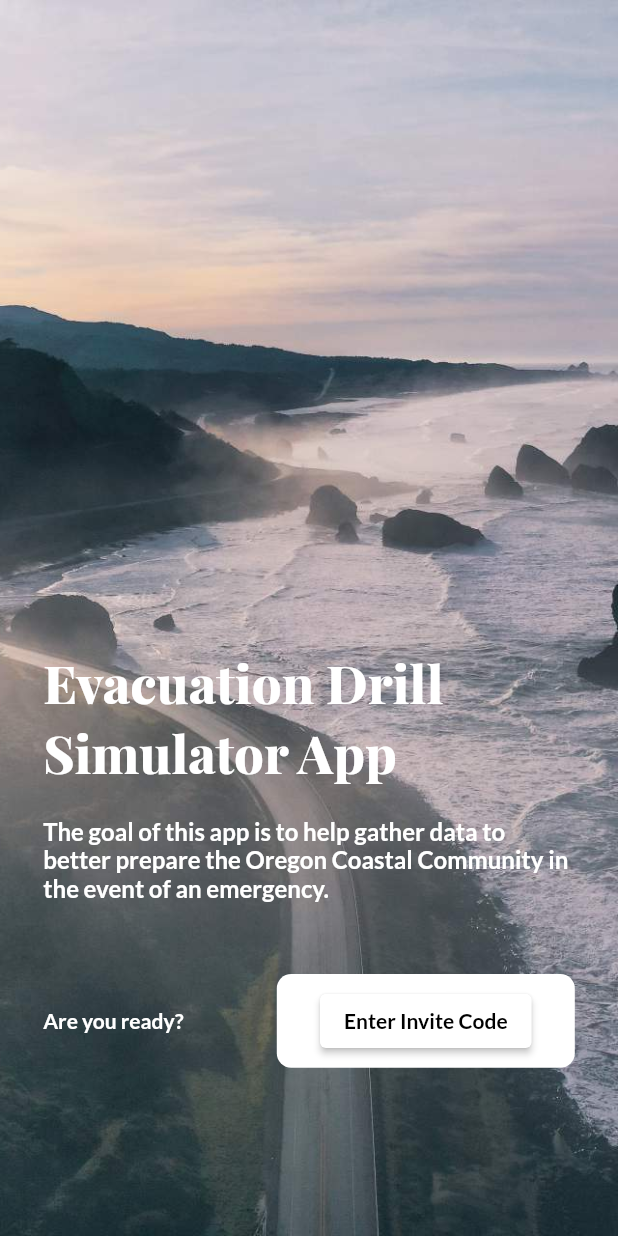
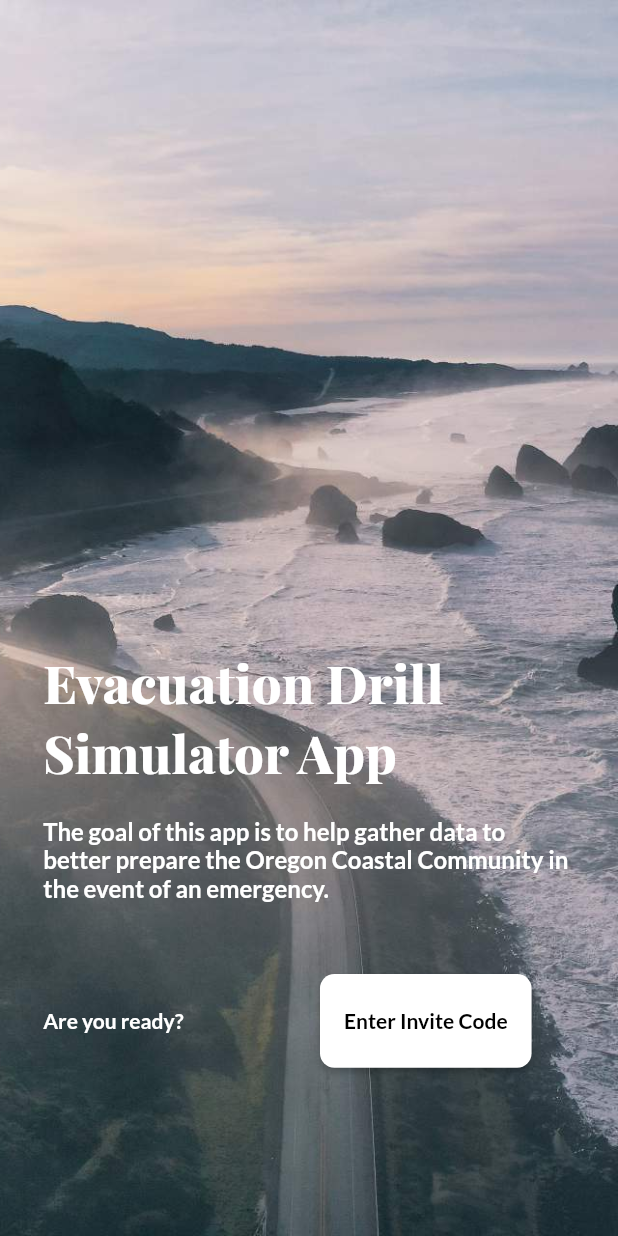
Before and after one commit to shenyang0111ucf/oregon-state-evacuation-app, a Flutter app: the screen it shows after launch, on a phone screen of 412 x 824 dp. Run offline on Flutter 3.47's test engine with Material 2 defaults, Android fonts, the light colour scheme and no system bars; our stand-ins replace google_fonts, location, sqflite; missing offline and left inert: survey_kit; accounts and stored records are empty; statements that could not run were skipped.

Commit message:
elevated button looks like mockup now

```diff
--- a/evac_app/lib/pages/landing_page.dart
+++ b/evac_app/lib/pages/landing_page.dart
@@ -79,31 +79,27 @@ class LandingPage extends StatelessWidget {
                                 ],
                               ),
                             ),
-                            Container(
-                                height: 62.4,
-                                decoration: BoxDecoration(
-                                    borderRadius: BorderRadius.circular(9.6),
-                                    color: Colors.white),
-                                child: Align(
-                                    alignment: Alignment.center,
-                                    child: Container(
-                                      padding: EdgeInsets.only(
+                            Padding(
+                              padding: const EdgeInsets.only(
                                   left: 28.8, right: 28.8),
-                                      child: FittedBox(
-                                          child: Builder(builder: (context) {
-                                        return ElevatedButton(
+                              child: ElevatedButton(
                                 onPressed: () {
                                   _tryCode(context);
                                 },
                                 style: Styles.landingPageButton,
+                                child: SizedBox(
+                                  height: 62.4,
+                                  child: Center(
                                     child: Text(
                                       "Enter Invite Code",
                                       style: GoogleFonts.lato(
                                           fontWeight: FontWeight.w800,
                                           color: Colors.black),
-                                            ));
-                                      })),
-                                    )))
+                                    ),
+                                  ),
+                                ),
+                              ),
+                            )
                           ])
                     ]),
               ),
--- a/evac_app/lib/styles.dart
+++ b/evac_app/lib/styles.dart
@@ -174,6 +174,12 @@ class Styles {
   );
 
   static final landingPageButton = ButtonStyle(
-    backgroundColor: MaterialStateProperty.all(Colors.white),
-  );
+      backgroundColor: MaterialStateProperty.all(Colors.white),
+      shape: MaterialStateProperty.all(RoundedRectangleBorder(
+        borderRadius: new BorderRadius.circular(9.6),
+      ))
+      // decoration: BoxDecoration(
+      //                                 borderRadius: BorderRadius.circular(9.6),
+      //                                 color: Colors.white),
+      );
 }
```
Lines whose indentation alone changed are shown as unchanged.
